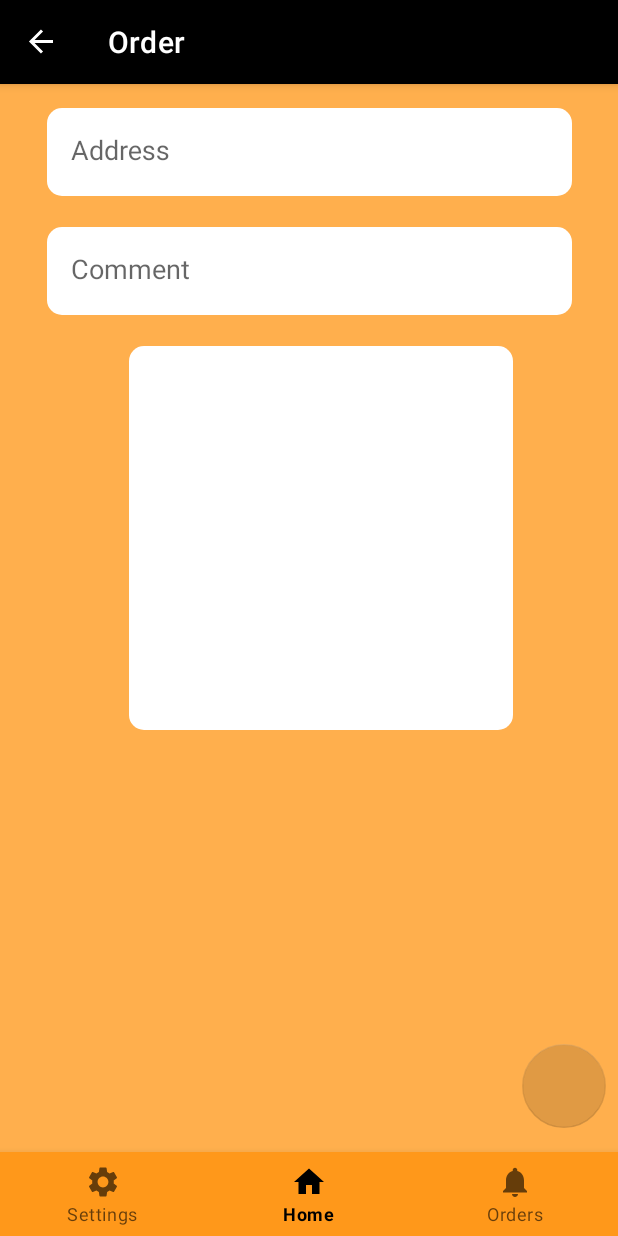
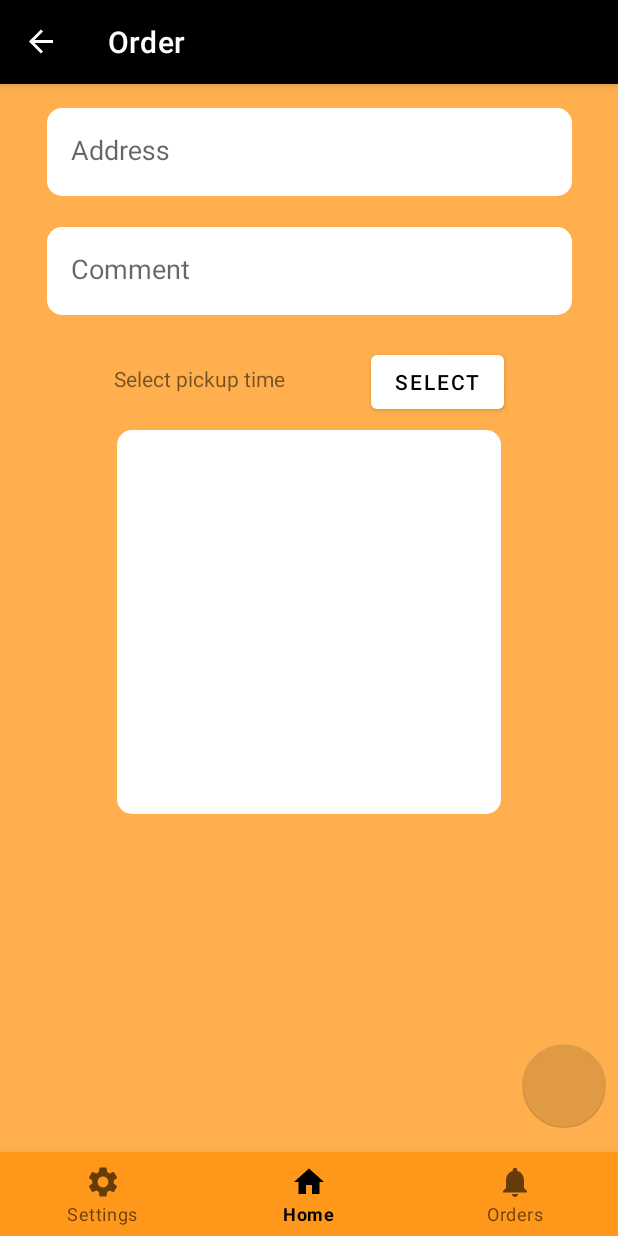
Before and after one commit to Sycri/DatZ4019, an Android app: the OrderDetailedFragment screen opened through its navigation route, on a phone screen of 412 x 824 dp. Run offline under Robolectric (Android 15) with nearby library versions, the phone set to English and light mode, and no system bars; our stand-ins replace Firebase (no records; nobody signed in at launch, a user with empty details on screens opened directly), navigation-ui.

Commit message:
Allow deletion of orders

```diff
--- a/app/src/main/java/lv/lu/students/lk17235/datz4019/ui/main/order_detailed/OrderDetailedFragment.kt
+++ b/app/src/main/java/lv/lu/students/lk17235/datz4019/ui/main/order_detailed/OrderDetailedFragment.kt
@@ -1,6 +1,7 @@
 package lv.lu.students.lk17235.datz4019.ui.main.order_detailed
 
 import android.app.Activity
+import android.app.TimePickerDialog
 import android.content.Intent
 import android.os.Bundle
 import android.view.LayoutInflater
@@ -15,6 +16,8 @@ import androidx.navigation.fragment.navArgs
 import com.bumptech.glide.Glide
 import lv.lu.students.lk17235.datz4019.R
 import lv.lu.students.lk17235.datz4019.databinding.FragmentOrderDetailedBinding
+import java.text.DateFormat
+import java.util.Calendar
 
 class OrderDetailedFragment : Fragment() {
     private lateinit var binding: FragmentOrderDetailedBinding
@@ -49,8 +52,25 @@ class OrderDetailedFragment : Fragment() {
                 viewModel.setOrderComment(it.toString())
             }
 
+            buttonPickupTime.setOnClickListener {
+                val calendar = Calendar.getInstance()
+
+                // Set the initial time to the current time plus one hour
+                calendar.add(Calendar.HOUR_OF_DAY, 1)
+
+                val currentHour = calendar.get(Calendar.HOUR_OF_DAY)
+
+                TimePickerDialog(requireContext(), { _, hour, minute ->
+                    viewModel.setOrderPickupTime(hour, minute)
+                }, currentHour, 0, true).show()
+            }
+
             imageButtonPhoto.setOnClickListener {
                 viewModel.onPhotoClick()
+            }
+
+            buttonDelete.setOnClickListener {
+                viewModel.onOrderDeleteClick()
             }
 
             buttonSave.setOnClickListener {
@@ -76,6 +96,14 @@ class OrderDetailedFragment : Fragment() {
                 }
             }
 
+            orderPickupTime.observe(viewLifecycleOwner) {
+                if (it == null) {
+                    binding.textViewPickupTime.text = getString(R.string.prompt_pickup_time)
+                } else {
+                    binding.textViewPickupTime.text = DateFormat.getDateTimeInstance(DateFormat.SHORT, DateFormat.SHORT).format(it)
+                }
+            }
+
             orderPhotoUri.observe(viewLifecycleOwner) {
                 if (it == null) {
                     binding.imageButtonPhoto.setImageDrawable(null)
@@ -90,12 +118,18 @@ class OrderDetailedFragment : Fragment() {
             orderUserCreated.observe(viewLifecycleOwner) {
                 binding.editTextAddress.isEnabled = it
                 binding.editTextComment.isEnabled = it
+                binding.buttonPickupTime.isEnabled = it
                 binding.imageButtonPhoto.isEnabled = it
+                binding.buttonDelete.visibility = if (it && orderId.value != null) View.VISIBLE else View.GONE
                 binding.buttonSave.visibility = if (it) View.VISIBLE else View.GONE
             }
 
             loadingBarVisibility.observe(viewLifecycleOwner) {
                 binding.loadingBar.visibility = it
+            }
+
+            orderId.observe(viewLifecycleOwner) {
+                binding.buttonDelete.visibility = if (it == null || orderUserCreated.value != true) View.GONE else View.VISIBLE
             }
 
             isDataValid.observe(viewLifecycleOwner) {
--- a/app/src/main/res/layout/fragment_order_detailed.xml
+++ b/app/src/main/res/layout/fragment_order_detailed.xml
@@ -29,6 +29,26 @@
             android:background="@drawable/rounded_background" />
     </com.google.android.material.textfield.TextInputLayout>
 
+    <TextView
+        android:id="@+id/textViewPickupTime"
+        android:layout_width="wrap_content"
+        android:layout_height="wrap_content"
+        android:layout_marginStart="76dp"
+        android:layout_marginTop="12dp"
+        android:text="@string/prompt_pickup_time"
+        app:layout_constraintStart_toStartOf="parent"
+        app:layout_constraintTop_toBottomOf="@+id/textInputLayoutComment" />
+
+    <Button
+        android:id="@+id/buttonPickupTime"
+        style="@style/AppTheme.Button"
+        android:layout_width="wrap_content"
+        android:layout_height="wrap_content"
+        android:layout_marginEnd="76dp"
+        android:text="@string/action_select_pickup_time"
+        app:layout_constraintEnd_toEndOf="parent"
+        app:layout_constraintTop_toBottomOf="@+id/textInputLayoutComment" />
+
     <com.google.android.material.textfield.TextInputLayout
         android:id="@+id/textInputLayoutComment"
         android:layout_width="350dp"
@@ -58,14 +78,16 @@
 
     <FrameLayout
         android:id="@+id/imageButtonFrame"
+        style="@style/AppTheme.Frame"
         android:layout_width="256dp"
         android:layout_height="256dp"
         android:layout_marginStart="16dp"
+        android:layout_marginTop="8dp"
+        android:layout_marginEnd="16dp"
         android:background="@drawable/rounded_background"
-        style="@style/AppTheme.Frame"
         app:layout_constraintEnd_toEndOf="parent"
         app:layout_constraintStart_toStartOf="parent"
-        app:layout_constraintTop_toBottomOf="@+id/textInputLayoutComment">
+        app:layout_constraintTop_toBottomOf="@+id/buttonPickupTime">
 
         <ImageView
             android:id="@+id/imageButtonPhoto"
@@ -76,6 +98,18 @@
             android:scaleType="centerCrop" />
 
     </FrameLayout>
+
+    <Button
+        android:id="@+id/buttonDelete"
+        style="@style/AppTheme.Button"
+        android:layout_width="wrap_content"
+        android:layout_height="wrap_content"
+        android:layout_marginTop="8dp"
+        android:text="@string/action_delete_order"
+        android:visibility="gone"
+        app:layout_constraintEnd_toEndOf="parent"
+        app:layout_constraintStart_toStartOf="parent"
+        app:layout_constraintTop_toBottomOf="@+id/imageButtonFrame" />
 
     <ProgressBar
         android:id="@+id/loadingBar"
@@ -94,8 +128,9 @@
         android:layout_marginEnd="8dp"
         android:layout_marginBottom="16dp"
         android:contentDescription="@string/action_save"
+        android:enabled="false"
         android:focusable="true"
-        android:enabled="false"
+        android:visibility="gone"
         app:layout_constraintBottom_toBottomOf="parent"
         app:layout_constraintEnd_toEndOf="parent" />
 
--- a/app/src/main/res/values/strings.xml
+++ b/app/src/main/res/values/strings.xml
@@ -26,6 +26,8 @@
     <string name="action_logout">Logout</string>
     <string name="action_add_order">Add order</string>
     <string name="action_save">Save</string>
+    <string name="action_delete_order">Delete order</string>
+    <string name="action_select_pickup_time">Select</string>
 
     <string name="welcome">"Welcome %1$s!"</string>
     <string name="invalid_account">Invalid e-mail/password</string>
@@ -36,6 +38,7 @@
     <string name="prompt_logo">Logo</string>
     <string name="prompt_address">Address</string>
     <string name="prompt_comment">Comment</string>
+    <string name="prompt_pickup_time">Select pickup time</string>
 
     <string name="invalid_address">Must not be empty</string>
 
```
Also changed, not shown: app/src/main/java/lv/lu/students/lk17235/datz4019/ui/main/order_detailed/OrderDetailedViewModel.kt (+76 -21 lines).
